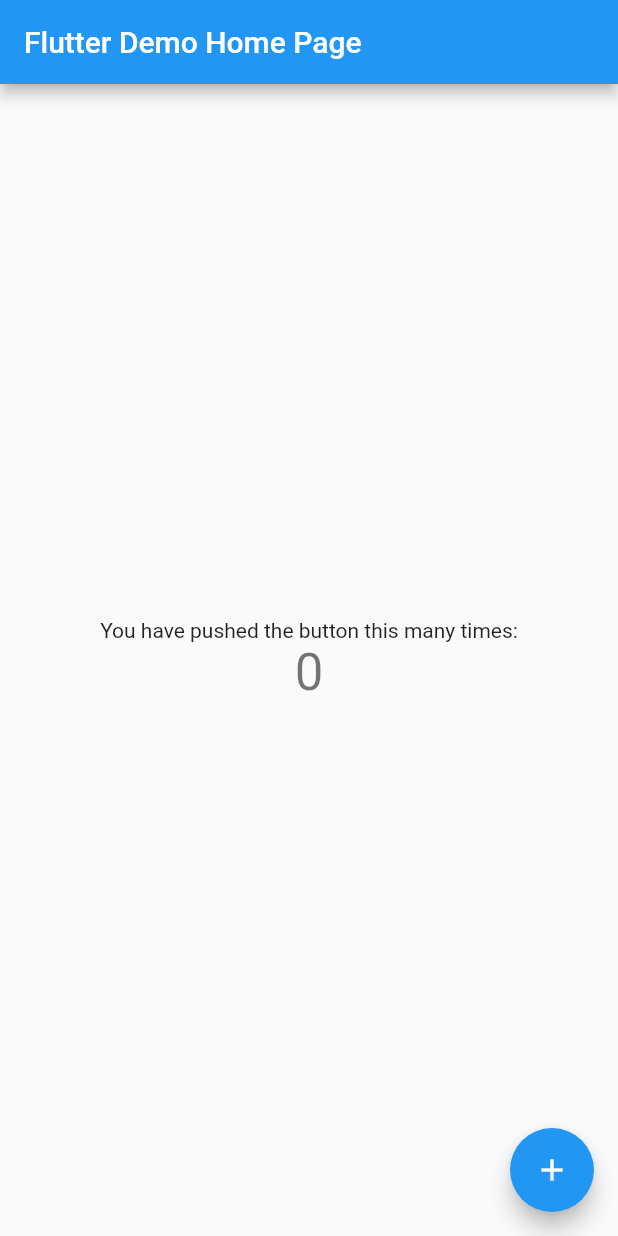
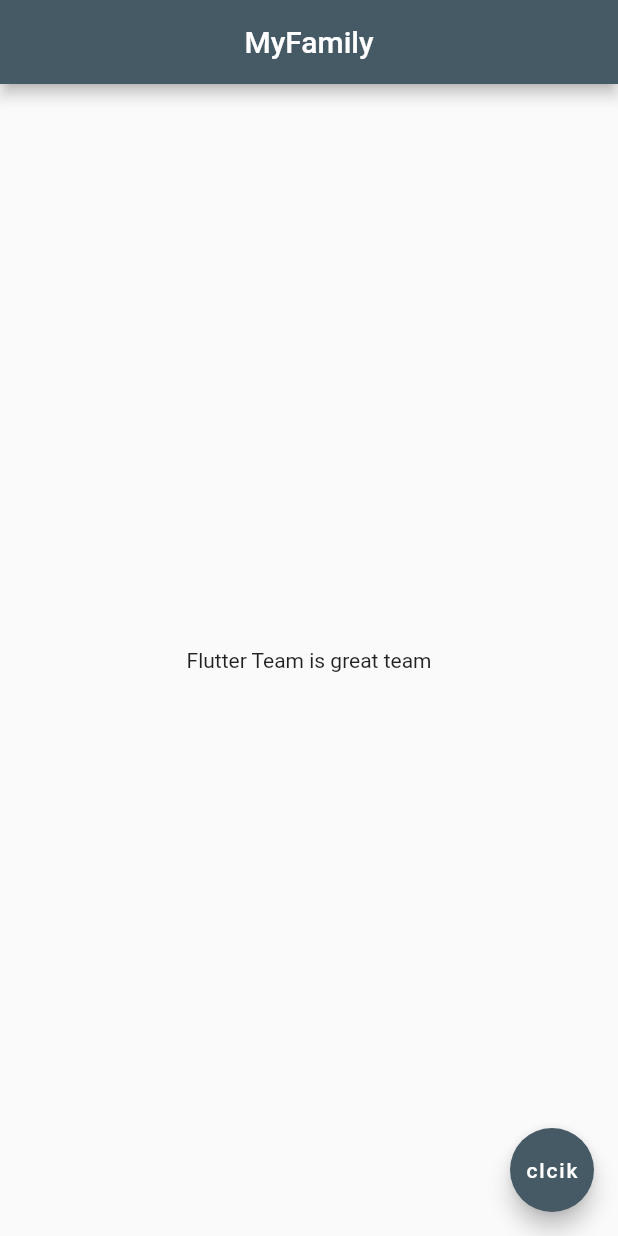
Before and after one commit to geekyamitesh/Flutter-by-Geekyamitesh, a Flutter app: the screen it shows after launch, on a phone screen of 412 x 824 dp. Run offline on Flutter 3.47's test engine with Material 2 defaults, Android fonts, the phone set to English and light mode, and no system bars.

Commit message:
some property added

```diff
--- a/flutter weak2/myapp/lib/main.dart
+++ b/flutter weak2/myapp/lib/main.dart
@@ -1,117 +1,49 @@
 import 'package:flutter/material.dart';
+import 'package:flutter/rendering.dart';
 
-void main() {
-  runApp(MyApp());
-}
+//Today topic
 
-class MyApp extends StatelessWidget {
-  // This widget is the root of your application.
+//Scaffold and AppBar widgets
+// Color(Background)
+// stateless widget
+
+// The run app (widget) takes a widget to run a program with different different styles
+
+// Scaffold(AppBar, Body, Bottomnaviagtion,Floating Action Buttom)
+
+/*
+There are broadly two types of widgets in Flutter.
+State-full Widgets and Stateless Widgets. The names are self-explanatory.
+State-full Widgets are sensitive to what happens within its boundaries and gets rebuilt when a state change is detected. Conversely, Stateless widgets are not state sensitive and remain static throughout its life cycle.
+
+*/
+/*
+Stateless Widgets:- the size of the widget cannot change overtime
+stateful Widgets :- the state of the widget can change over the time
+
+*/
+
+//runApp will to run the application in recent directory
+void main() => runApp(MaterialApp(
+      home:Home()
+    ));
+
+class Home extends StatelessWidget {
   @override
   Widget build(BuildContext context) {
-    return MaterialApp(
-      title: 'Flutter Demo',
-      theme: ThemeData(
-        // This is the theme of your application.
-        //
-        // Try running your application with "flutter run". You'll see the
-        // application has a blue toolbar. Then, without quitting the app, try
-        // changing the primarySwatch below to Colors.green and then invoke
-        // "hot reload" (press "r" in the console where you ran "flutter run",
-        // or simply save your changes to "hot reload" in a Flutter IDE).
-        // Notice that the counter didn't reset back to zero; the application
-        // is not restarted.
-        primarySwatch: Colors.blue,
-        // This makes the visual density adapt to the platform that you run
-        // the app on. For desktop platforms, the controls will be smaller and
-        // closer together (more dense) than on mobile platforms.
-        visualDensity: VisualDensity.adaptivePlatformDensity,
-      ),
-      home: MyHomePage(title: 'Flutter Demo Home Page'),
-    );
-  }
+    return Scaffold(
+        appBar: AppBar(
+          title: Text('MyFamily'),
+          centerTitle: true, //tille will go center
+          backgroundColor: Colors.blueGrey[700],
+        ),
+        //Task for tommorow(text style,background color)
+        body: Center(
+          child: Text('Flutter Team is great team'),
+        ),
+        floatingActionButton: FloatingActionButton(
+          child: Text('clcik'),
+          backgroundColor: Colors.blueGrey[700],
+        ),
+      );
 }
-
-class MyHomePage extends StatefulWidget {
-  MyHomePage({Key key, this.title}) : super(key: key);
-
-  // This widget is the home page of your application. It is stateful, meaning
-  // that it has a State object (defined below) that contains fields that affect
-  // how it looks.
-
-  // This class is the configuration for the state. It holds the values (in this
-  // case the title) provided by the parent (in this case the App widget) and
-  // used by the build method of the State. Fields in a Widget subclass are
-  // always marked "final".
-
-  final String title;
-
-  @override
-  _MyHomePageState createState() => _MyHomePageState();
-}
-
-class _MyHomePageState extends State<MyHomePage> {
-  int _counter = 0;
-
-  void _incrementCounter() {
-    setState(() {
-      // This call to setState tells the Flutter framework that something has
-      // changed in this State, which causes it to rerun the build method below
-      // so that the display can reflect the updated values. If we changed
-      // _counter without calling setState(), then the build method would not be
-      // called again, and so nothing would appear to happen.
-      _counter++;
-    });
-  }
-
-  @override
-  Widget build(BuildContext context) {
-    // This method is rerun every time setState is called, for instance as done
-    // by the _incrementCounter method above.
-    //
-    // The Flutter framework has been optimized to make rerunning build methods
-    // fast, so that you can just rebuild anything that needs updating rather
-    // than having to individually change instances of widgets.
-    return Scaffold(
-      appBar: AppBar(
-        // Here we take the value from the MyHomePage object that was created by
-        // the App.build method, and use it to set our appbar title.
-        title: Text(widget.title),
-      ),
-      body: Center(
-        // Center is a layout widget. It takes a single child and positions it
-        // in the middle of the parent.
-        child: Column(
-          // Column is also a layout widget. It takes a list of children and
-          // arranges them vertically. By default, it sizes itself to fit its
-          // children horizontally, and tries to be as tall as its parent.
-          //
-          // Invoke "debug painting" (press "p" in the console, choose the
-          // "Toggle Debug Paint" action from the Flutter Inspector in Android
-          // Studio, or the "Toggle Debug Paint" command in Visual Studio Code)
-          // to see the wireframe for each widget.
-          //
-          // Column has various properties to control how it sizes itself and
-          // how it positions its children. Here we use mainAxisAlignment to
-          // center the children vertically; the main axis here is the vertical
-          // axis because Columns are vertical (the cross axis would be
-          // horizontal).
-          mainAxisAlignment: MainAxisAlignment.center,
-          children: <Widget>[
-            Text(
-              'You have pushed the button this many times:',
-            ),
-            Text(
-              '$_counter',
-              style: Theme.of(context).textTheme.headline4,
-            ),
-          ],
-        ),
-      ),
-      floatingActionButton: FloatingActionButton(
-        onPressed: _incrementCounter,
-        tooltip: 'Increment',
-        child: Icon(Icons.add),
-      ), // This trailing comma makes auto-formatting nicer for build methods.
-    );
-  }
-}
```
Also changed, not shown: 2 other files.
